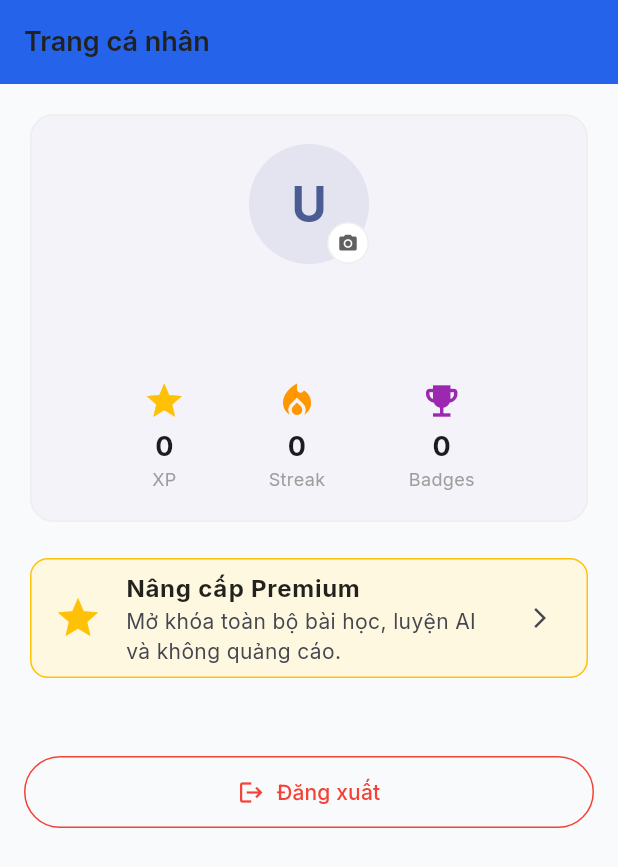
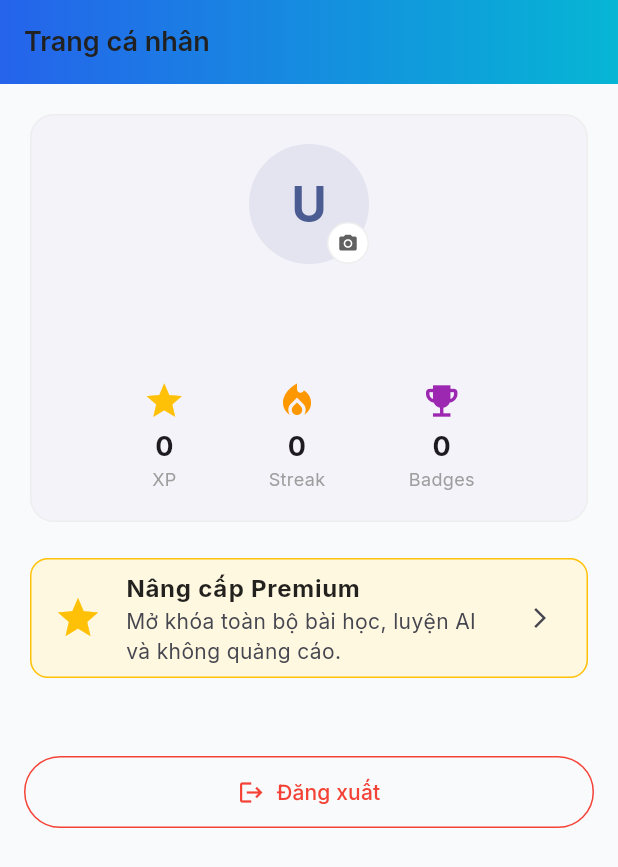
Before and after one commit to vip7009pro/koreanlearningapp, a Flutter app: the ProfileScreen screen opened by its route, on a phone screen of 412 x 824 dp. Shown: the top 867 px of the screen. Run offline on Flutter 3.47's test engine with Material 3 defaults, Android fonts, the phone set to English and light mode, and no system bars; our stand-ins replace audioplayers, dio, file_picker, flutter_riverpod, flutter_secure_storage, flutter_tts and 5 more; accounts and stored records are empty; network calls fail.

Commit message:
update theme appbar

```diff
--- a/apps/mobile/lib/screens/profile_screen.dart
+++ b/apps/mobile/lib/screens/profile_screen.dart
@@ -95,8 +95,13 @@ class _ProfileScreenState extends ConsumerState<ProfileScreen> {
     return Scaffold(
       appBar: AppBar(
         title: const Text('Trang cá nhân'),
-        backgroundColor: theme.seedColor,
         foregroundColor: Colors.white,
+        backgroundColor: Colors.transparent,
+        flexibleSpace: Container(
+          decoration: BoxDecoration(
+            gradient: LinearGradient(colors: theme.gradient),
+          ),
+        ),
       ),
       body: SingleChildScrollView(
         padding: const EdgeInsets.all(16),
```
Also changed, not shown: apps/mobile/lib/screens/lesson_detail_screen.dart (+6 -1 lines), apps/mobile/lib/screens/settings_screen.dart (+6 -1 lines).
